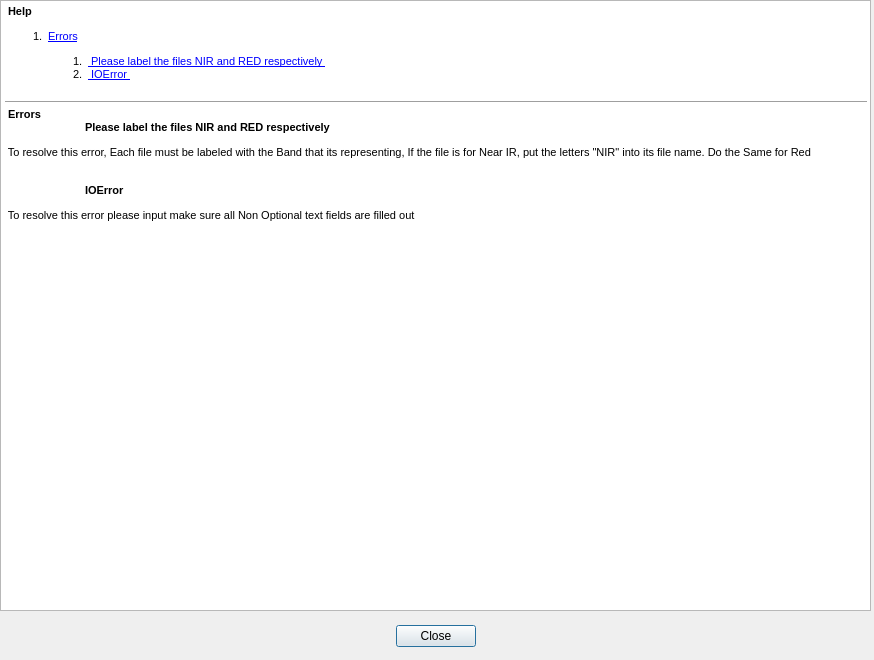
The window that mainPlug/HelpDialog.ui (NSCC-EAT-Lab/QGIS-plugin) describes before a commit, drawn with Qt 5.
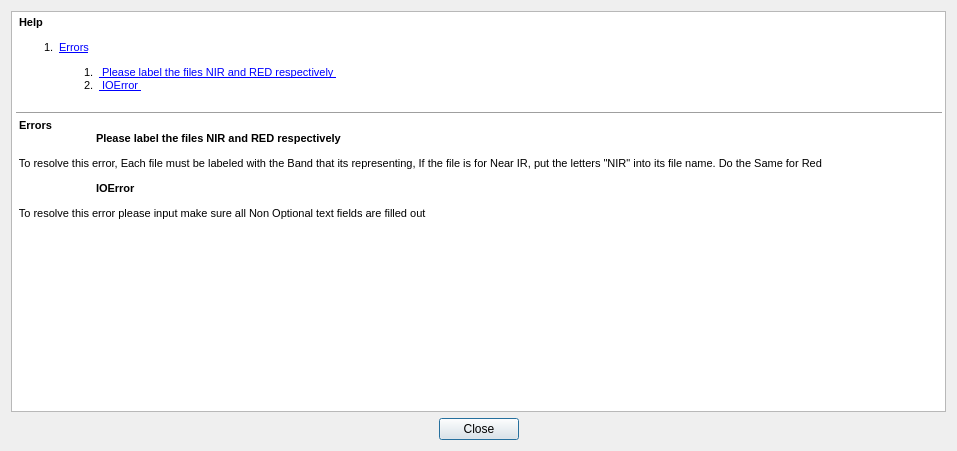
The same window after the commit.

```diff
--- a/mainPlug/HelpDialog.ui
+++ b/mainPlug/HelpDialog.ui
@@ -6,41 +6,18 @@
    <rect>
     <x>0</x>
     <y>0</y>
-    <width>874</width>
-    <height>660</height>
+    <width>957</width>
+    <height>451</height>
    </rect>
   </property>
   <property name="windowTitle">
    <string>Dialog</string>
   </property>
-  <widget class="QDialogButtonBox" name="buttonBox">
-   <property name="geometry">
-    <rect>
-     <x>0</x>
-     <y>620</y>
-     <width>871</width>
-     <height>32</height>
-    </rect>
-   </property>
-   <property name="orientation">
-    <enum>Qt::Horizontal</enum>
-   </property>
-   <property name="standardButtons">
-    <set>QDialogButtonBox::Close</set>
-   </property>
-   <property name="centerButtons">
-    <bool>true</bool>
-   </property>
-  </widget>
+  <layout class="QVBoxLayout" name="verticalLayout">
+   <item>
+    <layout class="QGridLayout" name="gridLayout">
+     <item row="0" column="0">
   <widget class="QTextEdit" name="textEdit">
-   <property name="geometry">
-    <rect>
-     <x>0</x>
-     <y>0</y>
-     <width>871</width>
-     <height>611</height>
-    </rect>
-   </property>
    <property name="acceptDrops">
     <bool>false</bool>
    </property>
@@ -67,6 +44,23 @@
 &lt;p style=&quot; margin-top:12px; margin-bottom:12px; margin-left:0px; margin-right:0px; -qt-block-indent:0; text-indent:0px;&quot;&gt;&lt;span style=&quot; font-size:8pt;&quot;&gt; To resolve this error please input make sure all Non Optional text fields are filled out 	&lt;/span&gt;&lt;/p&gt;&lt;/body&gt;&lt;/html&gt;</string>
    </property>
   </widget>
+     </item>
+     <item row="1" column="0">
+      <widget class="QDialogButtonBox" name="buttonBox">
+       <property name="orientation">
+        <enum>Qt::Horizontal</enum>
+       </property>
+       <property name="standardButtons">
+        <set>QDialogButtonBox::Close</set>
+       </property>
+       <property name="centerButtons">
+        <bool>true</bool>
+       </property>
+      </widget>
+     </item>
+    </layout>
+   </item>
+  </layout>
  </widget>
  <resources/>
  <connections>
```
Lines whose indentation alone changed are shown as unchanged.
